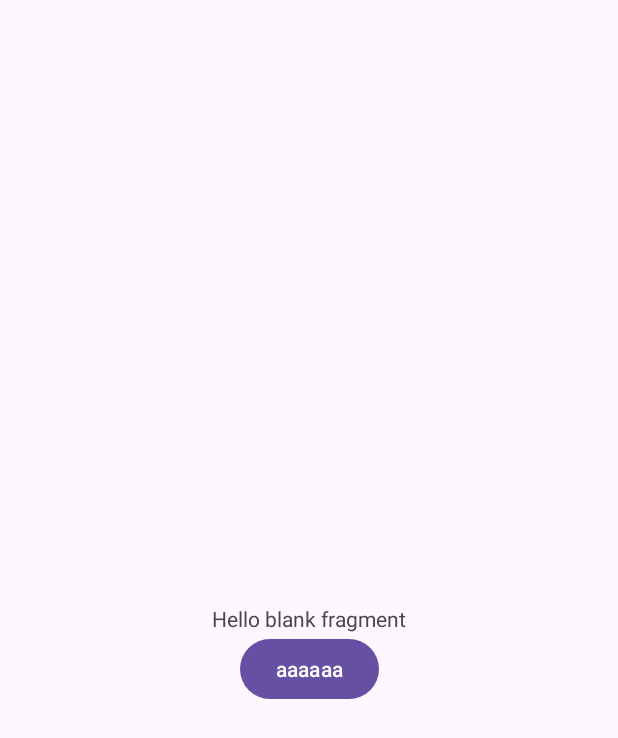
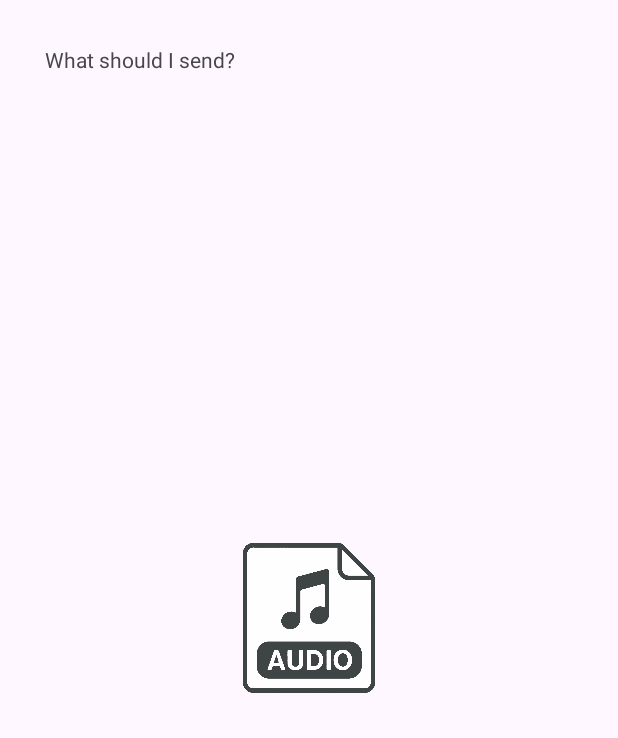
Before and after one commit to aaaa1597/BeamLink, an Android app: the layout fragment_main.xml on its own in the app's theme, with its tools: preview values and no code run, on a phone screen of 412 x 824 dp. Shown: the top 738 px of the screen. Run offline under Robolectric (Android 15) with nearby library versions, the phone set to English and light mode, and no system bars.

Commit message:
初期画面作成

```diff
--- a/app/src/main/res/layout/fragment_main.xml
+++ b/app/src/main/res/layout/fragment_main.xml
@@ -8,22 +8,31 @@
     tools:context=".MainFragment">
 
     <TextView
-        android:id="@+id/txt_tmp"
+        android:id="@+id/txt_what"
         android:layout_width="wrap_content"
         android:layout_height="wrap_content"
-        android:text="@string/hello_blank_fragment"
+        android:text="@string/what_should_I_send"
+        android:layout_marginTop="30dp"
+        android:layout_marginStart="30dp"
+        app:layout_constraintTop_toTopOf="parent"
+        app:layout_constraintStart_toStartOf="parent" />
+
+    <ListView
+        android:id="@+id/ltv_mime"
+        android:layout_marginTop="30dp"
+        android:layout_width="match_parent"
+        android:layout_height="wrap_content"
+        app:layout_constraintTop_toBottomOf="@id/txt_what" />
+
+    <ImageView
+        android:id="@+id/imv_tmp"
+        android:layout_width="100dp"
+        android:layout_height="100dp"
+        android:contentDescription="@string/beamlink_kun"
+        android:src="@drawable/icon_audio"
         app:layout_constraintTop_toTopOf="parent"
         app:layout_constraintBottom_toBottomOf="parent"
         app:layout_constraintStart_toStartOf="parent"
         app:layout_constraintEnd_toEndOf="parent" />
 
-    <Button
-        android:id="@+id/btn_tmp"
-        android:text="aaaaaa"
-        android:layout_width="wrap_content"
-        android:layout_height="wrap_content"
-        app:layout_constraintTop_toBottomOf="@id/txt_tmp"
-        app:layout_constraintStart_toStartOf="parent"
-        app:layout_constraintEnd_toEndOf="parent" />
-
 </androidx.constraintlayout.widget.ConstraintLayout>
--- a/app/src/main/res/values/strings.xml
+++ b/app/src/main/res/values/strings.xml
@@ -1,5 +1,12 @@
 <resources>
     <string name="app_name">BeamLink</string>
-    <!-- TODO: Remove or change this placeholder text -->
-    <string name="hello_blank_fragment">Hello blank fragment</string>
+    <string name="item_icon">item icon</string>
+    <string name="tmpstr">TmpStr</string>
+    <string name="beamlink_kun">beamlink-kun</string>
+    <string name="what_should_I_send">What should I send?</string>
+    <string name="field_1_image">Image</string>
+    <string name="field_2_movie">Movie</string>
+    <string name="field_3_audio">Audio</string>
+    <string name="field_4_document">Document</string>
+    <string name="field_5_all">All</string>
 </resources>
```
Also changed, not shown: app/src/main/java/com/tks/beamlink/MainFragment.kt (+48 -13 lines), app/src/main/res/layout/listitem_mime.xml (added, +24 -0 lines), app/src/main/res/drawable/icon_audio.png (added), app/src/main/res/drawable/icon_binary.png (added), app/src/main/res/drawable/icon_image.png (added), app/src/main/res/drawable/icon_movie.png (added), app/src/main/res/drawable/icon_text.png (added), 1 other file.
